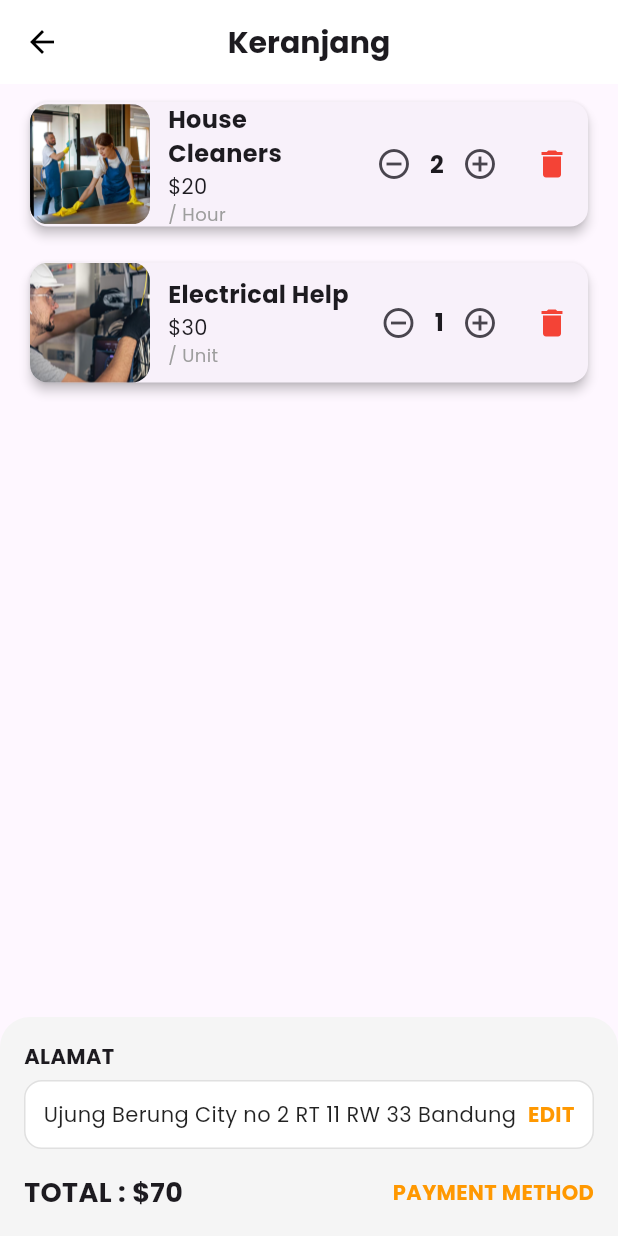
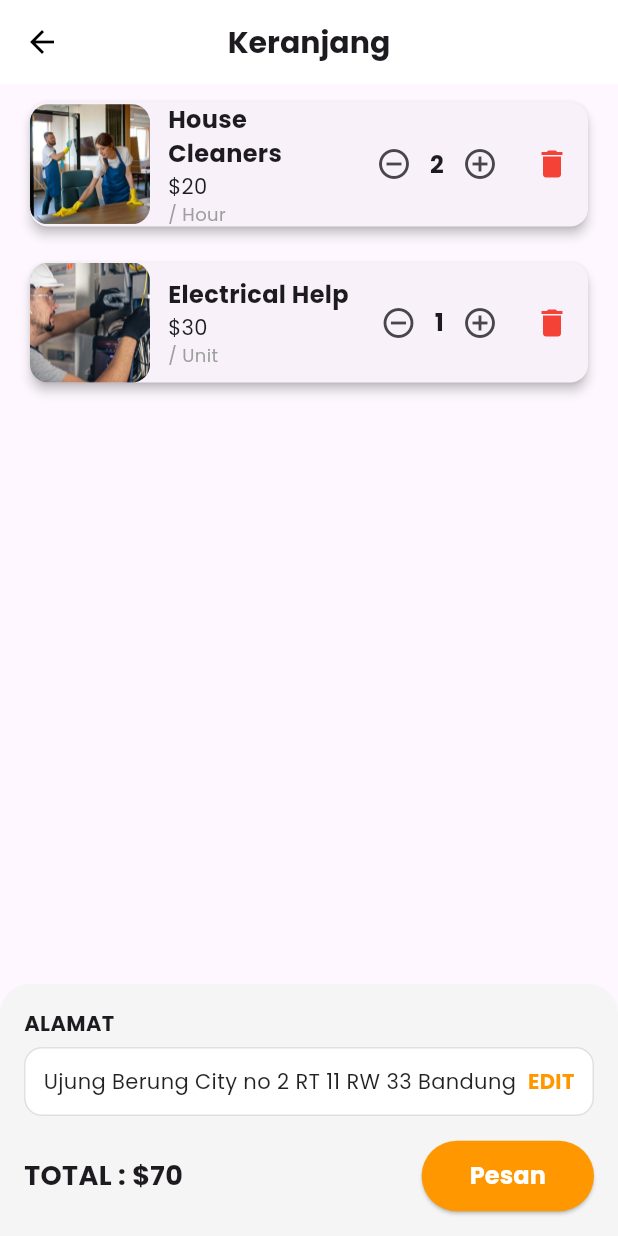
Before and after one commit to MDaffaF/servicehub, a Flutter app: the CartScreen screen opened directly, on a phone screen of 412 x 824 dp. Run offline on Flutter 3.47's test engine with Material 3 defaults, Android fonts, the light colour scheme and no system bars; our stand-ins replace flutter_rating_bar, font_awesome_flutter, google_fonts.

Commit message:
Update Lagi CartScreen

```diff
--- a/lib/view/CartScreen.dart
+++ b/lib/view/CartScreen.dart
@@ -205,15 +205,13 @@ class _CartScreenState extends State<CartScreen> {
                       "TOTAL : \$${totalPrice}",
                       style: GoogleFonts.poppins(fontSize: 18, fontWeight: FontWeight.bold),
                     ),
-                    GestureDetector(
-                      onTap: () {},
-                      child: Text(
-                        "PAYMENT METHOD",
-                        style: GoogleFonts.poppins(
-                          color: Colors.orange,
-                          fontWeight: FontWeight.bold,
-                        ),
+                    ElevatedButton(
+                      onPressed: () {},
+                      style: ElevatedButton.styleFrom(
+                        backgroundColor: Colors.orange,
+                        padding: const EdgeInsets.symmetric(horizontal: 32, vertical: 12),
                       ),
+                      child: Text("Pesan", style: GoogleFonts.poppins(fontSize: 16, fontWeight: FontWeight.bold, color: Colors.white)),
                     ),
                   ],
                 ),
```
